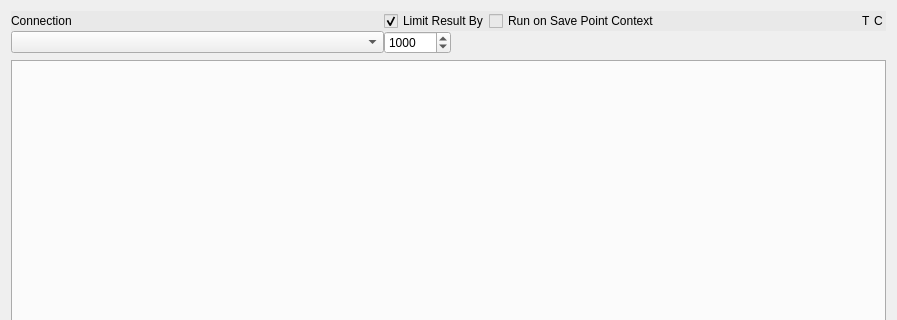
This is GUI/pgdbatool/sqltool.ui in marcotcal/PG-DBA-Tools as Qt 5 draws it before an edit; both pictures show x 0 to 897 and y 0 to 320 of the 897 by 507 pixel window. The edited form follows.
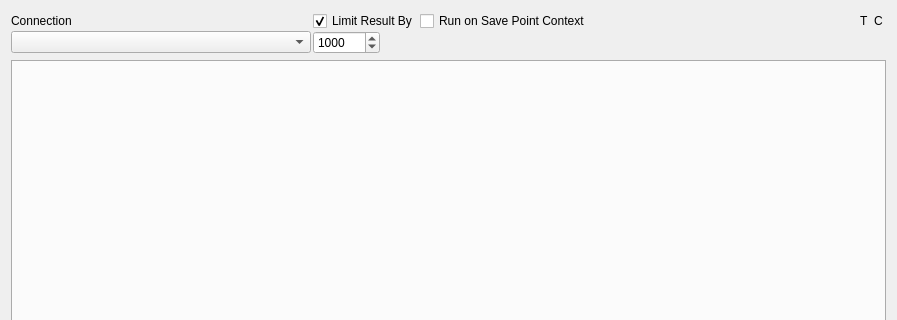
This is the edited form.

Commit message: Query Tool Transaction

```diff
--- a/GUI/pgdbatool/sqltool.ui
+++ b/GUI/pgdbatool/sqltool.ui
@@ -22,7 +22,7 @@
      <property name="frameShadow">
       <enum>QFrame::Raised</enum>
      </property>
-     <layout class="QGridLayout" name="gridLayout" rowstretch="0,0,0,0" columnstretch="0,0,0,0,0" columnminimumwidth="0,0,0,0,0">
+     <layout class="QGridLayout" name="gridLayout" columnstretch="0,0,1,0,0">
       <property name="leftMargin">
        <number>0</number>
       </property>
@@ -35,14 +35,21 @@
       <property name="bottomMargin">
        <number>0</number>
       </property>
-      <property name="spacing">
+      <property name="horizontalSpacing">
+       <number>2</number>
+      </property>
+      <property name="verticalSpacing">
        <number>0</number>
       </property>
+      <item row="0" column="0">
+       <widget class="QLabel" name="label">
+        <property name="text">
+         <string>Connection</string>
+        </property>
+       </widget>
+      </item>
       <item row="0" column="1">
        <widget class="QCheckBox" name="limit_result">
-        <property name="styleSheet">
-         <string notr="true">background-color: rgb(233, 233, 233);</string>
-        </property>
         <property name="text">
          <string>Limit Result By</string>
         </property>
@@ -51,55 +58,44 @@
         </property>
        </widget>
       </item>
-      <item row="3" column="3">
-       <widget class="QWidget" name="led_transaction" native="true">
-        <property name="minimumSize">
-         <size>
-          <width>12</width>
-          <height>12</height>
-         </size>
+      <item row="0" column="2">
+       <widget class="QCheckBox" name="checkBox">
+        <property name="text">
+         <string>Run on Save Point Context</string>
         </property>
-        <property name="maximumSize">
-         <size>
-          <width>12</width>
-          <height>12</height>
-         </size>
-        </property>
-        <property name="styleSheet">
-         <string notr="true"/>
-        </property>
        </widget>
       </item>
-      <item row="0" column="0">
-       <widget class="QLabel" name="label">
-        <property name="styleSheet">
-         <string notr="true">background-color: rgb(233, 233, 233);</string>
+      <item row="0" column="3">
+       <widget class="QLabel" name="label_2">
+        <property name="text">
+         <string>T</string>
         </property>
+       </widget>
+      </item>
+      <item row="0" column="4">
+       <widget class="QLabel" name="label_3">
         <property name="text">
-         <string>Connection</string>
+         <string>C</string>
         </property>
        </widget>
       </item>
-      <item row="3" column="4">
-       <widget class="QWidget" name="led_connected" native="true">
+      <item row="1" column="0">
+       <widget class="QComboBox" name="connection_list">
+        <property name="sizePolicy">
+         <sizepolicy hsizetype="Expanding" vsizetype="Fixed">
+          <horstretch>0</horstretch>
+          <verstretch>0</verstretch>
+         </sizepolicy>
+        </property>
         <property name="minimumSize">
          <size>
-          <width>12</width>
-          <height>12</height>
+          <width>300</width>
+          <height>0</height>
          </size>
         </property>
-        <property name="maximumSize">
-         <size>
-          <width>12</width>
-          <height>12</height>
-         </size>
-        </property>
-        <property name="toolTipDuration">
-         <number>-9</number>
-        </property>
        </widget>
       </item>
-      <item row="1" column="1" rowspan="3">
+      <item row="1" column="1">
        <widget class="QSpinBox" name="line_limit">
         <property name="sizePolicy">
          <sizepolicy hsizetype="Fixed" vsizetype="Fixed">
@@ -115,23 +111,7 @@
         </property>
        </widget>
       </item>
-      <item row="1" column="0" rowspan="3">
-       <widget class="QComboBox" name="connection_list">
-        <property name="sizePolicy">
-         <sizepolicy hsizetype="Expanding" vsizetype="Fixed">
-          <horstretch>0</horstretch>
-          <verstretch>0</verstretch>
-         </sizepolicy>
-        </property>
-        <property name="minimumSize">
-         <size>
-          <width>300</width>
-          <height>0</height>
-         </size>
-        </property>
-       </widget>
-      </item>
-      <item row="3" column="2">
+      <item row="1" column="2">
        <spacer name="horizontalSpacer">
         <property name="orientation">
          <enum>Qt::Horizontal</enum>
@@ -144,33 +124,41 @@
         </property>
        </spacer>
       </item>
-      <item row="0" column="2">
-       <widget class="QCheckBox" name="checkBox">
-        <property name="styleSheet">
-         <string notr="true">background-color: rgb(233, 233, 233);</string>
+      <item row="1" column="3">
+       <widget class="QWidget" name="led_transaction" native="true">
+        <property name="minimumSize">
+         <size>
+          <width>12</width>
+          <height>12</height>
+         </size>
         </property>
-        <property name="text">
-         <string>Run on Save Point Context</string>
+        <property name="maximumSize">
+         <size>
+          <width>12</width>
+          <height>12</height>
+         </size>
         </property>
-       </widget>
-      </item>
-      <item row="0" column="3">
-       <widget class="QLabel" name="label_2">
         <property name="styleSheet">
-         <string notr="true">background-color: rgb(233, 233, 233);background-color: rgb(233, 233, 233);</string>
+         <string notr="true"/>
         </property>
-        <property name="text">
-         <string>T</string>
-        </property>
        </widget>
       </item>
-      <item row="0" column="4">
-       <widget class="QLabel" name="label_3">
-        <property name="styleSheet">
-         <string notr="true">background-color: rgb(233, 233, 233);</string>
+      <item row="1" column="4">
+       <widget class="QWidget" name="led_connected" native="true">
+        <property name="minimumSize">
+         <size>
+          <width>12</width>
+          <height>12</height>
+         </size>
         </property>
-        <property name="text">
-         <string>C</string>
+        <property name="maximumSize">
+         <size>
+          <width>12</width>
+          <height>12</height>
+         </size>
+        </property>
+        <property name="toolTipDuration">
+         <number>-9</number>
         </property>
        </widget>
       </item>
```
The commit also changes 5 other files.
